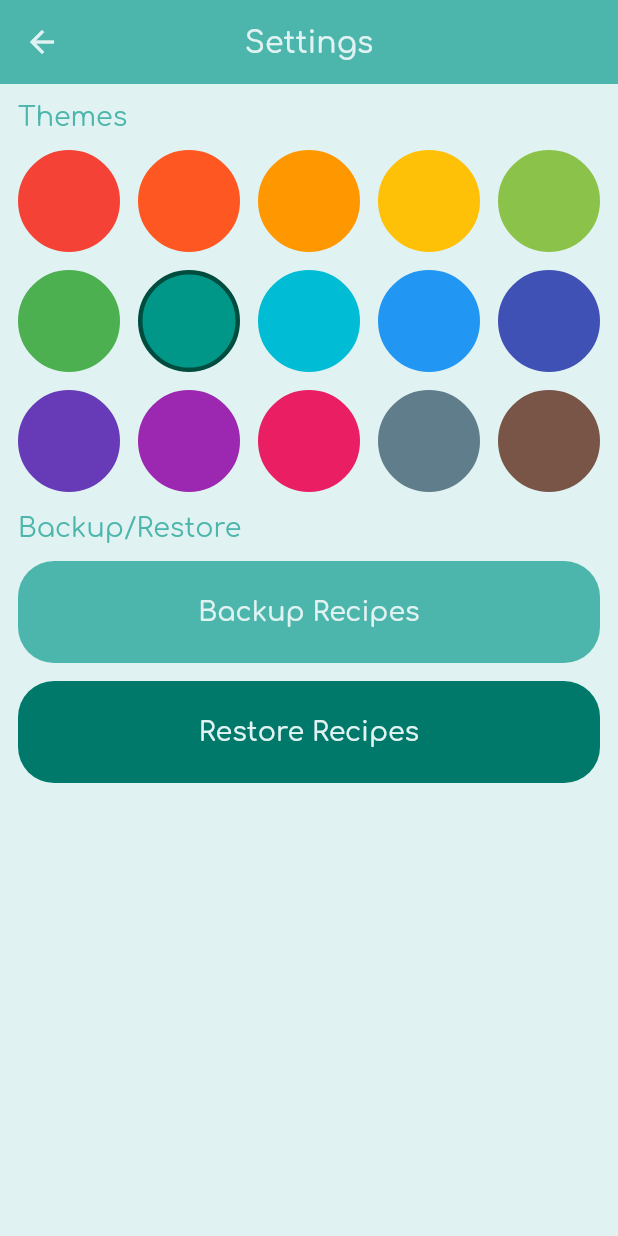
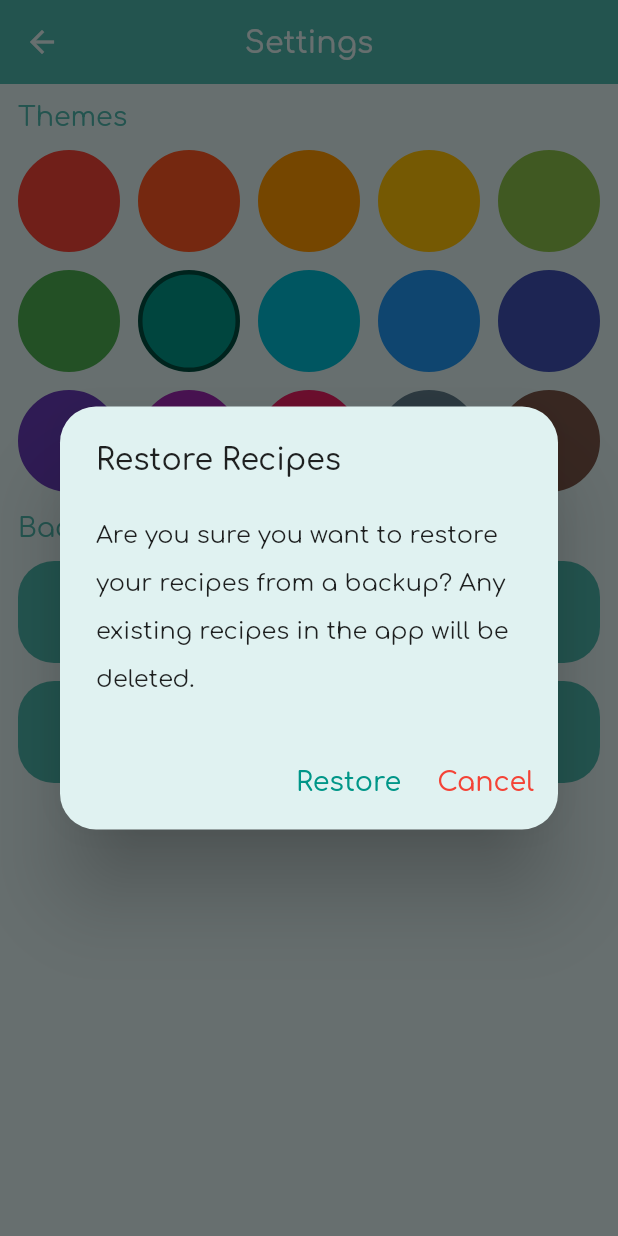
Before and after one commit to PScottZero/flutter-cookbook, a Flutter app: the SettingsView screen opened directly, after a tap on "Restore Recipes", on a phone screen of 412 x 824 dp. Run offline on Flutter 3.47's test engine with Material 2 defaults, Android fonts, the phone set to English and light mode, and no system bars; our stand-ins replace carousel_slider, google_fonts, image_picker, permission_handler, reorderables, shared_preferences; accounts and stored records are empty.

Commit message:
added dialogs

```diff
--- /dev/null
+++ b/lib/components/confirm_cancel_dialog.dart
@@ -0,0 +1,58 @@
+import 'package:flutter/material.dart';
+
+import '../constants/view_constants.dart';
+
+class ConfirmCancelDialog extends StatelessWidget {
+  final String title;
+  final String message;
+  final String confirmAction;
+  final VoidCallback onConfirmed;
+  final MaterialColor color;
+
+  const ConfirmCancelDialog({
+    required this.title,
+    required this.message,
+    required this.confirmAction,
+    required this.onConfirmed,
+    required this.color,
+    Key? key,
+  }) : super(key: key);
+
+  @override
+  Widget build(BuildContext context) {
+    return AlertDialog(
+      backgroundColor: color[50],
+      shape: RoundedRectangleBorder(
+        borderRadius: BorderRadius.circular(
+          ViewConstants.largeBorderRadius,
+        ),
+      ),
+      title: Text(title),
+      content: Text(
+        message,
+        style: const TextStyle(height: 2),
+      ),
+      actions: [
+        TextButton(
+          onPressed: onConfirmed,
+          child: Text(
+            confirmAction,
+            style: const TextStyle(
+              fontSize: ViewConstants.fontSize,
+            ),
+          ),
+        ),
+        TextButton(
+          onPressed: () => Navigator.of(context).pop(),
+          child: const Text(
+            'Cancel',
+            style: TextStyle(
+              fontSize: ViewConstants.fontSize,
+              color: Colors.red,
+            ),
+          ),
+        ),
+      ],
+    );
+  }
+}
--- a/lib/components/rounded_button.dart
+++ b/lib/components/rounded_button.dart
@@ -8,7 +8,6 @@ class RoundedButton extends StatelessWidget {
   final IconData? icon;
   final MaterialColor color;
   final Function() onPressed;
-  final int colorCode;
   final bool padding;
 
   const RoundedButton({
@@ -17,7 +16,6 @@ class RoundedButton extends StatelessWidget {
     this.icon,
     required this.color,
     required this.onPressed,
-    this.colorCode = 300,
     this.padding = false,
   }) : super(key: key);
 
@@ -35,7 +33,7 @@ class RoundedButton extends StatelessWidget {
       child: TextButton(
         onPressed: onPressed,
         style: ButtonStyle(
-          backgroundColor: msp(color[colorCode]),
+          backgroundColor: msp(color[300]),
           padding: padding
               ? msp(
                   const EdgeInsets.all(
--- a/lib/model/app_model.dart
+++ b/lib/model/app_model.dart
@@ -12,9 +12,12 @@ import 'example_recipes.dart';
 import 'meal_type.dart';
 import 'recipe.dart';
 
+const backupDir = '/storage/emulated/0/Documents/CookbookBU';
+const storageDir = 'recipes';
+
 List<Recipe> loadRecipesFromAppDirectory(String appDirectory) {
   List<Recipe> recipes = [];
-  var recipesDirectory = Directory('$appDirectory/recipes/');
+  var recipesDirectory = Directory('$appDirectory/$storageDir/');
   if (recipesDirectory.existsSync()) {
     var recipeFiles = recipesDirectory.listSync();
     if (recipeFiles.isNotEmpty) {
@@ -32,12 +35,13 @@ class AppModel extends ChangeNotifier {
   List<Recipe> get filteredRecipes {
     var filtered = recipes.where(
       (recipe) {
+        var hasMealType = false;
         for (var mealType in filters) {
-          if (!recipe.mealTypes.contains(mealType)) {
-            return false;
+          if (recipe.mealTypes.contains(mealType)) {
+            hasMealType = true;
           }
         }
-        return true;
+        return hasMealType || filters.isEmpty;
       },
     ).toList();
     filtered.sort((a, b) => a.name.compareTo(b.name));
@@ -90,7 +94,7 @@ class AppModel extends ChangeNotifier {
     if (index >= 0) recipes.removeAt(index);
     recipes.add(recipe);
     final directory = (await getApplicationDocumentsDirectory()).path;
-    final file = File('$directory/recipes/${recipe.id}.json');
+    final file = File('$directory/$storageDir/${recipe.id}.json');
     if (!file.existsSync()) {
       file.createSync(recursive: true);
     }
@@ -101,22 +105,21 @@ class AppModel extends ChangeNotifier {
   Future<void> deleteRecipe(Recipe recipe) async {
     recipes.remove(recipe);
     final directory = (await getApplicationDocumentsDirectory()).path;
-    final file = File('$directory/recipes/${recipe.id}.json');
+    final file = File('$directory/$storageDir/${recipe.id}.json');
     file.deleteSync();
     notifyListeners();
   }
 
   Future<String> backupRecipes() async {
     if (await Permission.manageExternalStorage.request().isGranted) {
-      final directory = Directory('/storage/emulated/0/Documents/CookbookBU/');
+      final directory = Directory(backupDir);
       if (directory.existsSync()) {
         directory.deleteSync(recursive: true);
       }
       directory.createSync();
       for (var recipe in recipes) {
-        final file = File(
-            '/storage/emulated/0/Documents/NumismaticBU/${recipe.id}.json');
-        file.createSync();
+        final file = File('$backupDir/${recipe.id}.json');
+        file.createSync(recursive: true);
         file.writeAsStringSync(jsonEncode(recipe));
       }
       return 'Successfully backed up recipes';
@@ -126,11 +129,8 @@ class AppModel extends ChangeNotifier {
 
   Future<String> restoreRecipes() async {
     if (await Permission.manageExternalStorage.request().isGranted) {
-      final backupDirectory =
-          Directory('/storage/emulated/0/Documents/NumismaticBU/');
-      if (!backupDirectory.existsSync()) {
-        return 'No backup found';
-      }
+      final backupDirectory = Directory(backupDir);
+      if (!backupDirectory.existsSync()) return 'No backup found';
       while (recipes.isNotEmpty) {
         await deleteRecipe(recipes[0]);
       }
--- a/lib/model/recipe.dart
+++ b/lib/model/recipe.dart
@@ -39,10 +39,10 @@ class Recipe {
         instructions.map((instruction) => instruction.clone()).toList();
     var clonedRecipe = Recipe(
       name: name,
-      mealTypes: mealTypes,
-      ingredients: clonedIngredients,
-      instructions: clonedInstructions,
-      images: images,
+      mealTypes: List.from(mealTypes),
+      ingredients: List.from(clonedIngredients),
+      instructions: List.from(clonedInstructions),
+      images: List.from(images),
     );
     clonedRecipe.id = id;
     return clonedRecipe;
--- a/lib/views/settings_view.dart
+++ b/lib/views/settings_view.dart
@@ -1,3 +1,4 @@
+import 'package:cookbook/components/confirm_cancel_dialog.dart';
 import 'package:flutter/material.dart';
 import 'package:provider/provider.dart';
 
@@ -5,15 +6,90 @@ import '../components/custom_scaffold.dart';
 import '../components/header.dart';
 import '../components/rounded_button.dart';
 import '../components/theme_chooser.dart';
+import '../constants/view_constants.dart';
 import '../model/app_model.dart';
 
-class SettingsView extends StatelessWidget {
+class SettingsView extends StatefulWidget {
   const SettingsView({Key? key}) : super(key: key);
+
+  @override
+  State<SettingsView> createState() => _SettingsViewState();
+}
+
+class _SettingsViewState extends State<SettingsView> {
+  BuildContext? buildContext;
+
+  void _showSnackbar(BuildContext context, String message) =>
+      ScaffoldMessenger.of(context).showSnackBar(
+        SnackBar(
+          content: Text(message),
+        ),
+      );
+
+  void _showLoadingIndicator(BuildContext context) => showDialog(
+        context: context,
+        barrierDismissible: false,
+        builder: (context) => Dialog(
+          shape: RoundedRectangleBorder(
+            borderRadius:
+                BorderRadius.circular(ViewConstants.largeBorderRadius),
+          ),
+          child: const SizedBox(
+            height: 200,
+            child: Center(
+              child: CircularProgressIndicator(),
+            ),
+          ),
+        ),
+      );
+
+  void _backupRecipes(AppModel model) => showDialog(
+        context: context,
+        builder: (context) => ConfirmCancelDialog(
+          title: 'Backup Recipes',
+          color: model.theme,
+          message: 'Are you sure you want to backup your recipes? '
+              'Any existing backup will be overwritted.',
+          confirmAction: 'Backup',
+          onConfirmed: () async {
+            Navigator.pop(buildContext!);
+            if (buildContext != null) {
+              _showLoadingIndicator(buildContext!);
+              var result = await model.backupRecipes();
+              Navigator.pop(buildContext!);
+              _showSnackbar(buildContext!, result);
+            }
+          },
+        ),
+      );
+
+  void _restoreRecipes(AppModel model) => showDialog(
+        context: context,
+        builder: (context) => ConfirmCancelDialog(
+          title: 'Restore Recipes',
+          color: model.theme,
+          message:
+              'Are you sure you want to restore your recipes from a backup? '
+              'Any existing recipes in the app will be deleted.',
+          confirmAction: 'Restore',
+          onConfirmed: () async {
+            Navigator.pop(buildContext!);
+            if (buildContext != null) {
+              _showLoadingIndicator(buildContext!);
+              var result = await model.restoreRecipes();
+              Navigator.pop(buildContext!);
+              _showSnackbar(buildContext!, result);
+            }
+          },
+        ),
+      );
 
   @override
   Widget build(BuildContext context) {
     return Consumer<AppModel>(
-      builder: (context, model, child) => CustomScaffold(
+      builder: (context, model, child) {
+        buildContext = context;
+        return CustomScaffold(
           title: 'Settings',
           body: ListView(
             children: [
@@ -29,14 +105,13 @@ class SettingsView extends StatelessWidget {
                     text: 'Backup Recipes',
                     color: model.theme,
                     padding: true,
-                  onPressed: () => model.backupRecipes(),
+                    onPressed: () => _backupRecipes(model),
                   ),
                   RoundedButton(
                     text: 'Restore Recipes',
                     color: model.theme,
-                  colorCode: 700,
                     padding: true,
-                  onPressed: () => model.restoreRecipes(),
+                    onPressed: () => _restoreRecipes(model),
                   ),
                 ],
               ),
@@ -45,7 +120,8 @@ class SettingsView extends StatelessWidget {
           appBarColor: model.primaryColor,
           appBarTextColor: model.accentColor,
           backgroundColor: model.accentColor,
-      ),
+        );
+      },
     );
   }
 }
```
Also changed, not shown: lib/views/recipe_view.dart (+17 -4 lines), 3 other files. Lines whose indentation alone changed are shown as unchanged.
